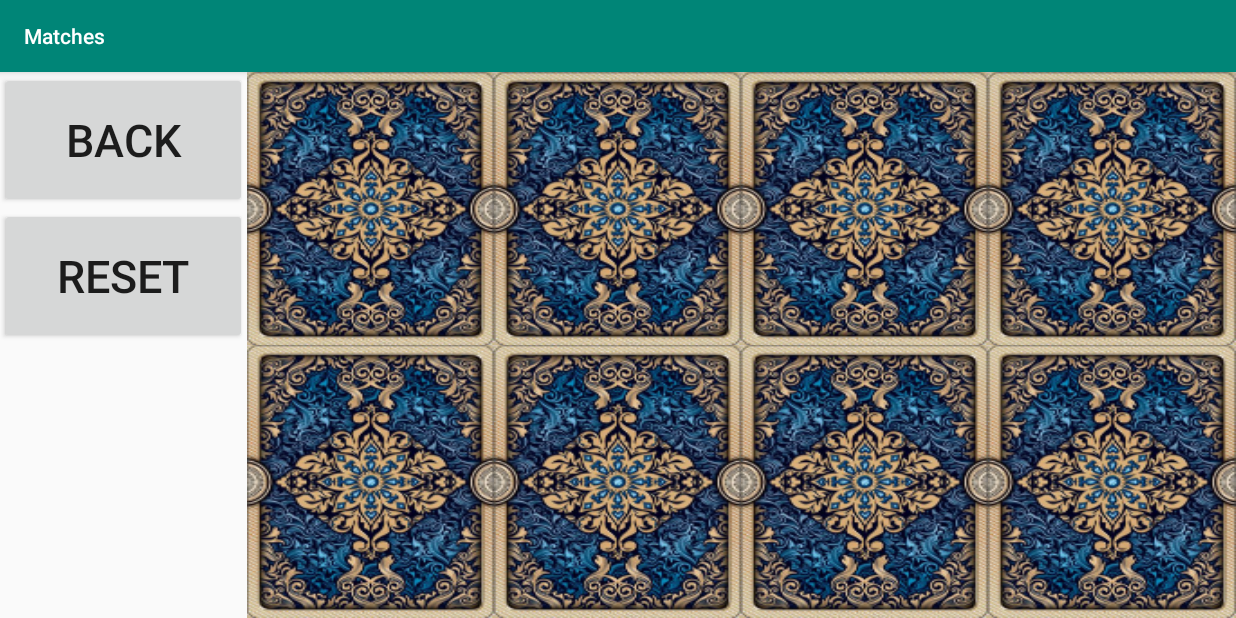
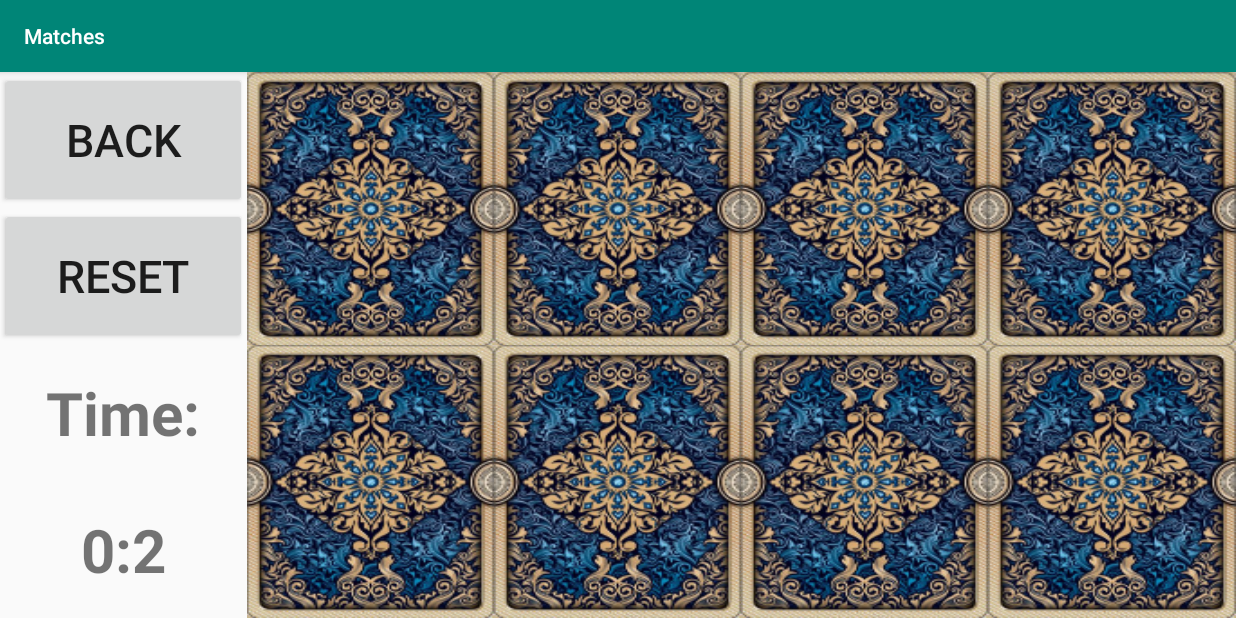
Before and after one commit to nourmat/Matches-Game---App-Android, an Android app: the screen it shows after launch (GameActivity), after a tap on "Start Game", on a phone screen of 824 x 412 dp (held sideways). Run offline under Robolectric (Android 15) with nearby library versions, the phone set to English and light mode, and no system bars.

Commit message:
added timer feature and some imporvments

```diff
--- a/app/src/main/java/com/example/matches/GameActivity.java
+++ b/app/src/main/java/com/example/matches/GameActivity.java
@@ -4,9 +4,12 @@ import androidx.appcompat.app.AppCompatActivity;
 import androidx.fragment.app.FragmentManager;
 import androidx.fragment.app.FragmentTransaction;
 
+import android.annotation.SuppressLint;
 import android.content.Intent;
 import android.net.Uri;
+import android.os.AsyncTask;
 import android.os.Bundle;
+import android.util.Log;
 import android.view.View;
 import android.widget.Button;
 import android.widget.TextView;
@@ -16,6 +19,9 @@ public class GameActivity extends AppCompatActivity implements Game_First_level.
     private Button btnBack, btnReset;
     private TextView textViewScore, textViewTime;
     static FragmentManager fragmentManager;
+    private int timeMin, timeSec;
+    private Thread threadTimer; //used to run timer in background
+    private boolean timerOn = false; //used to control timer
 
     @Override
     protected void onCreate(Bundle savedInstanceState) {
@@ -38,6 +44,7 @@ public class GameActivity extends AppCompatActivity implements Game_First_level.
         btnBack.setOnClickListener(new View.OnClickListener() {
             @Override
             public void onClick(View view) {
+                stopTimer();
                 finish();
             }
         });
@@ -51,7 +58,7 @@ public class GameActivity extends AppCompatActivity implements Game_First_level.
     }
 
     public void initGameFragment(Bundle savedInstanceState){
-
+        stopTimer();
         removeExistingFragment();
 
         //prepare fragment objects
@@ -68,6 +75,7 @@ public class GameActivity extends AppCompatActivity implements Game_First_level.
                     Game_First_level firstLevel = new Game_First_level();
                     fragmentTransaction.add(R.id.fragment_container, firstLevel);
                     fragmentTransaction.commit();
+                    startTimer();
                 }
                 break;
         }
@@ -85,15 +93,46 @@ public class GameActivity extends AppCompatActivity implements Game_First_level.
             fragmentTransaction.remove(fragmentManager.findFragmentById(R.id.fragment_container)).commit();
     }
 
+    @SuppressLint("StaticFieldLeak")
     public void startTimer(){
+        timeMin = 0;
+        timeSec = 0;
+        timerOn = true;
 
+        threadTimer = new Thread(new Runnable() {
+            @Override
+            public void run() {
+                while (timerOn) {
+                    try { Thread.sleep(1000);}catch (Exception e){}
+                    timeSec++;
+                    if (timeSec == 60) {
+                        timeSec = 0;
+                        timeMin++;
+                    }
+                    Log.d("tag", timeMin + ":" + timeSec);
+                    runOnUiThread(new Runnable() {
+                        @Override
+                        public void run() {
+                            textViewTime.setText(timeMin+":"+timeSec);
+                        }
+                    });
+                }
+                textViewTime.setText("0:0");//after stopping the timer reset
+            }
+        });
+        threadTimer.start();
     }
+
     public void stopTimer(){
-
+        timerOn = false;
+        timeMin = 0;
+        timeSec = 0;
     }
 
     public void showScore(){
-        int score = 56789;
+        int score = 1000-(timeMin * 100 + timeSec * 10);
+        score = score > 0 ? score : 0;
+
         Bundle bundle = new Bundle();
         bundle.putInt(ScoreFragment.SCOREMESAGE,score);
         ScoreFragment scoreFragment = new ScoreFragment();
@@ -112,7 +151,7 @@ public class GameActivity extends AppCompatActivity implements Game_First_level.
     public void onDataPass(int value) {
         removeExistingFragment(); //stop music and remove fragment
         showScore(); //calc score and open new fragment with score
-
+        stopTimer();
     }
 
     @Override
--- a/app/src/main/res/layout/activity_game.xml
+++ b/app/src/main/res/layout/activity_game.xml
@@ -31,16 +31,24 @@
             android:textSize="30sp" />
 
         <TextView
+            android:id="@+id/textViewTimeLabel"
+            android:layout_width="match_parent"
+            android:layout_height="0dp"
+            android:layout_weight="1"
+            android:gravity="center"
+            android:text="Time:"
+            android:textSize="@dimen/ScoreTextSize"
+            android:textStyle="bold"/>
+
+        <TextView
             android:id="@+id/textViewTime"
             android:layout_width="match_parent"
             android:layout_height="0dp"
-            android:layout_weight="1" />
-
-        <TextView
-            android:id="@+id/textViewScore"
-            android:layout_width="match_parent"
-            android:layout_height="0dp"
-            android:layout_weight="1" />
+            android:layout_weight="1"
+            android:text="0:0"
+            android:gravity="center"
+            android:textSize="@dimen/ScoreTextSize"
+            android:textStyle="bold"/>
 
     </LinearLayout>
 
```
